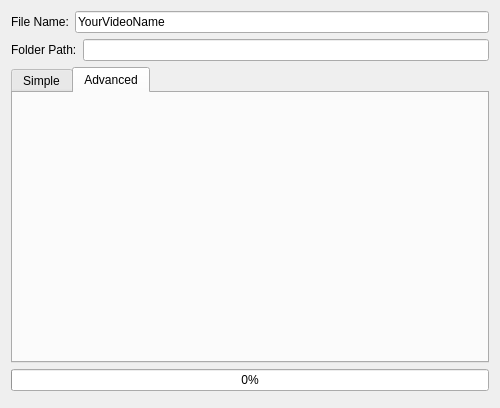
OpenShot/openshot-qt, file src/windows/ui/export.ui: the form before one commit.
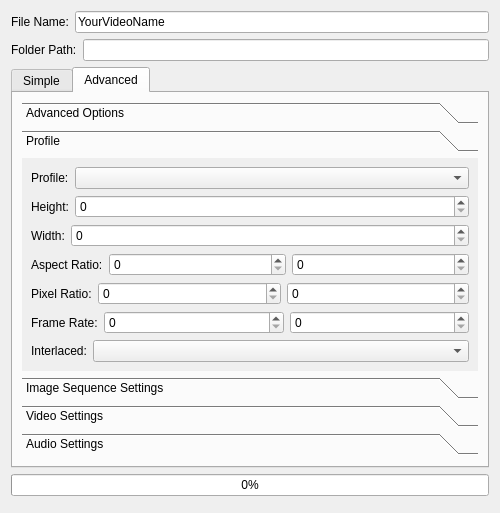
The form after the commit. The open tabs and pages were chosen to show the change. Icons and pictures are not drawn.

Commit message: More work on the export dialog.

Patch:
```diff
--- a/src/windows/ui/export.ui
+++ b/src/windows/ui/export.ui
@@ -7,7 +7,7 @@
     <x>0</x>
     <y>0</y>
     <width>500</width>
-    <height>408</height>
+    <height>413</height>
    </rect>
   </property>
   <property name="sizePolicy">
@@ -27,10 +27,23 @@
    <bool>false</bool>
   </property>
   <layout class="QGridLayout" name="gridLayout">
-   <item row="1" column="0">
+   <item row="4" column="0">
+    <widget class="QProgressBar" name="progressExportVideo">
+     <property name="sizePolicy">
+      <sizepolicy hsizetype="Expanding" vsizetype="Minimum">
+       <horstretch>0</horstretch>
+       <verstretch>0</verstretch>
+      </sizepolicy>
+     </property>
+     <property name="value">
+      <number>0</number>
+     </property>
+    </widget>
+   </item>
+   <item row="1" column="0" rowspan="2">
     <widget class="QTabWidget" name="tabWidget">
      <property name="sizePolicy">
-      <sizepolicy hsizetype="Preferred" vsizetype="Expanding">
+      <sizepolicy hsizetype="Preferred" vsizetype="Preferred">
        <horstretch>0</horstretch>
        <verstretch>0</verstretch>
       </sizepolicy>
@@ -172,12 +185,509 @@
          </item>
         </layout>
        </item>
+       <item row="5" column="0">
+        <spacer name="verticalSpacer_2">
+         <property name="orientation">
+          <enum>Qt::Vertical</enum>
+         </property>
+         <property name="sizeHint" stdset="0">
+          <size>
+           <width>20</width>
+           <height>40</height>
+          </size>
+         </property>
+        </spacer>
+       </item>
       </layout>
      </widget>
      <widget class="QWidget" name="Advanced">
       <attribute name="title">
        <string>Advanced</string>
       </attribute>
+      <layout class="QGridLayout" name="gridLayout_3">
+       <item row="0" column="0">
+        <widget class="QToolBox" name="toolBox">
+         <property name="sizePolicy">
+          <sizepolicy hsizetype="Preferred" vsizetype="MinimumExpanding">
+           <horstretch>0</horstretch>
+           <verstretch>0</verstretch>
+          </sizepolicy>
+         </property>
+         <property name="frameShape">
+          <enum>QFrame::NoFrame</enum>
+         </property>
+         <property name="frameShadow">
+          <enum>QFrame::Plain</enum>
+         </property>
+         <property name="lineWidth">
+          <number>0</number>
+         </property>
+         <property name="currentIndex">
+          <number>0</number>
+         </property>
+         <widget class="QWidget" name="pageAdvancedOptions">
+          <property name="geometry">
+           <rect>
+            <x>0</x>
+            <y>0</y>
+            <width>460</width>
+            <height>68</height>
+           </rect>
+          </property>
+          <attribute name="label">
+           <string>Advanced Options</string>
+          </attribute>
+          <layout class="QGridLayout" name="gridLayout_4">
+           <item row="0" column="0">
+            <layout class="QVBoxLayout" name="verticalLayout_6">
+             <item>
+              <layout class="QHBoxLayout" name="horizontalLayout_2">
+               <property name="bottomMargin">
+                <number>0</number>
+               </property>
+               <item>
+                <widget class="QLabel" name="lblExportTo">
+                 <property name="text">
+                  <string>Export To:</string>
+                 </property>
+                </widget>
+               </item>
+               <item>
+                <widget class="QComboBox" name="cboExportTo">
+                 <property name="sizePolicy">
+                  <sizepolicy hsizetype="Expanding" vsizetype="Fixed">
+                   <horstretch>0</horstretch>
+                   <verstretch>0</verstretch>
+                  </sizepolicy>
+                 </property>
+                </widget>
+               </item>
+              </layout>
+             </item>
+            </layout>
+           </item>
+          </layout>
+         </widget>
+         <widget class="QWidget" name="pageProfile">
+          <property name="sizePolicy">
+           <sizepolicy hsizetype="Preferred" vsizetype="Preferred">
+            <horstretch>0</horstretch>
+            <verstretch>0</verstretch>
+           </sizepolicy>
+          </property>
+          <attribute name="label">
+           <string>Profile</string>
+          </attribute>
+          <layout class="QGridLayout" name="gridLayout_5">
+           <property name="sizeConstraint">
+            <enum>QLayout::SetNoConstraint</enum>
+           </property>
+           <item row="0" column="0">
+            <layout class="QHBoxLayout" name="horizontalLayout_6">
+             <item>
+              <widget class="QLabel" name="lblProfile_2">
+               <property name="text">
+                <string>Profile:</string>
+               </property>
+              </widget>
+             </item>
+             <item>
+              <widget class="QComboBox" name="cboProfile">
+               <property name="sizePolicy">
+                <sizepolicy hsizetype="Expanding" vsizetype="Fixed">
+                 <horstretch>0</horstretch>
+                 <verstretch>0</verstretch>
+                </sizepolicy>
+               </property>
+              </widget>
+             </item>
+            </layout>
+           </item>
+           <item row="1" column="0">
+            <layout class="QHBoxLayout" name="horizontalLayout_10">
+             <item>
+              <widget class="QLabel" name="lblHeight">
+               <property name="text">
+                <string>Height:</string>
+               </property>
+              </widget>
+             </item>
+             <item>
+              <widget class="QSpinBox" name="txtHeight">
+               <property name="sizePolicy">
+                <sizepolicy hsizetype="Expanding" vsizetype="Fixed">
+                 <horstretch>0</horstretch>
+                 <verstretch>0</verstretch>
+                </sizepolicy>
+               </property>
+              </widget>
+             </item>
+            </layout>
+           </item>
+           <item row="2" column="0">
+            <layout class="QHBoxLayout" name="horizontalLayout_11">
+             <item>
+              <widget class="QLabel" name="lblWidth">
+               <property name="text">
+                <string>Width:</string>
+               </property>
+              </widget>
+             </item>
+             <item>
+              <widget class="QSpinBox" name="txtWidth">
+               <property name="sizePolicy">
+                <sizepolicy hsizetype="Expanding" vsizetype="Fixed">
+                 <horstretch>0</horstretch>
+                 <verstretch>0</verstretch>
+                </sizepolicy>
+               </property>
+              </widget>
+             </item>
+            </layout>
+           </item>
+           <item row="3" column="0">
+            <layout class="QHBoxLayout" name="horizontalLayout_12">
+             <item>
+              <widget class="QLabel" name="lblAspectRatio">
+               <property name="text">
+                <string>Aspect Ratio:</string>
+               </property>
+              </widget>
+             </item>
+             <item>
+              <widget class="QSpinBox" name="txtAspectRatioNum">
+               <property name="sizePolicy">
+                <sizepolicy hsizetype="Expanding" vsizetype="Fixed">
+                 <horstretch>0</horstretch>
+                 <verstretch>0</verstretch>
+                </sizepolicy>
+               </property>
+              </widget>
+             </item>
+             <item>
+              <widget class="QSpinBox" name="txtAspectRatioDen">
+               <property name="sizePolicy">
+                <sizepolicy hsizetype="Expanding" vsizetype="Fixed">
+                 <horstretch>0</horstretch>
+                 <verstretch>0</verstretch>
+                </sizepolicy>
+               </property>
+              </widget>
+             </item>
+            </layout>
+           </item>
+           <item row="4" column="0">
+            <layout class="QHBoxLayout" name="horizontalLayout_13">
+             <item>
+              <widget class="QLabel" name="lblPixelRatio">
+               <property name="text">
+                <string>Pixel Ratio:</string>
+               </property>
+              </widget>
+             </item>
+             <item>
+              <widget class="QSpinBox" name="txtPixelRatioNum">
+               <property name="sizePolicy">
+                <sizepolicy hsizetype="Expanding" vsizetype="Fixed">
+                 <horstretch>0</horstretch>
+                 <verstretch>0</verstretch>
+                </sizepolicy>
+               </property>
+              </widget>
+             </item>
+             <item>
+              <widget class="QSpinBox" name="txtPixelRatioDen">
+               <property name="sizePolicy">
+                <sizepolicy hsizetype="Expanding" vsizetype="Fixed">
+                 <horstretch>0</horstretch>
+                 <verstretch>0</verstretch>
+                </sizepolicy>
+               </property>
+              </widget>
+             </item>
+            </layout>
+           </item>
+           <item row="5" column="0">
+            <layout class="QHBoxLayout" name="horizontalLayout_14">
+             <item>
+              <widget class="QLabel" name="lblFrameRate">
+               <property name="text">
+                <string>Frame Rate:</string>
+               </property>
+              </widget>
+             </item>
+             <item>
+              <widget class="QSpinBox" name="txtFrameRateNum">
+               <property name="sizePolicy">
+                <sizepolicy hsizetype="Expanding" vsizetype="Fixed">
+                 <horstretch>0</horstretch>
+                 <verstretch>0</verstretch>
+                </sizepolicy>
+               </property>
+              </widget>
+             </item>
+             <item>
+              <widget class="QSpinBox" name="txtFrameRateDen">
+               <property name="sizePolicy">
+                <sizepolicy hsizetype="Expanding" vsizetype="Fixed">
+                 <horstretch>0</horstretch>
+                 <verstretch>0</verstretch>
+                </sizepolicy>
+               </property>
+              </widget>
+             </item>
+            </layout>
+           </item>
+           <item row="6" column="0">
+            <layout class="QHBoxLayout" name="horizontalLayout_15">
+             <property name="bottomMargin">
+              <number>0</number>
+             </property>
+             <item>
+              <widget class="QLabel" name="lblInterlaced">
+               <property name="text">
+                <string>Interlaced:</string>
+               </property>
+              </widget>
+             </item>
+             <item>
+              <widget class="QComboBox" name="cboInterlaced">
+               <property name="sizePolicy">
+                <sizepolicy hsizetype="Expanding" vsizetype="Fixed">
+                 <horstretch>0</horstretch>
+                 <verstretch>0</verstretch>
+                </sizepolicy>
+               </property>
+              </widget>
+             </item>
+            </layout>
+           </item>
+          </layout>
+         </widget>
+         <widget class="QWidget" name="page_4">
+          <attribute name="label">
+           <string>Image Sequence Settings</string>
+          </attribute>
+          <layout class="QGridLayout" name="gridLayout_6">
+           <item row="0" column="0">
+            <layout class="QHBoxLayout" name="horizontalLayout_16">
+             <property name="bottomMargin">
+              <number>10</number>
+             </property>
+             <item>
+              <widget class="QLabel" name="lblImageFormat">
+               <property name="text">
+                <string>Image Format:</string>
+               </property>
+              </widget>
+             </item>
+             <item>
+              <widget class="QComboBox" name="cboImageFormat">
+               <property name="sizePolicy">
+                <sizepolicy hsizetype="Expanding" vsizetype="Fixed">
+                 <horstretch>0</horstretch>
+                 <verstretch>0</verstretch>
+                </sizepolicy>
+               </property>
+              </widget>
+             </item>
+            </layout>
+           </item>
+          </layout>
+         </widget>
+         <widget class="QWidget" name="page_2">
+          <property name="geometry">
+           <rect>
+            <x>0</x>
+            <y>-43</y>
+            <width>447</width>
+            <height>117</height>
+           </rect>
+          </property>
+          <attribute name="label">
+           <string>Video Settings</string>
+          </attribute>
+          <layout class="QGridLayout" name="gridLayout_7">
+           <item row="0" column="0">
+            <layout class="QHBoxLayout" name="horizontalLayout_17">
+             <item>
+              <widget class="QLabel" name="lblVideoFormat">
+               <property name="text">
+                <string>Video Format:</string>
+               </property>
+              </widget>
+             </item>
+             <item>
+              <widget class="QComboBox" name="cboVideoFormat">
+               <property name="sizePolicy">
+                <sizepolicy hsizetype="Expanding" vsizetype="Fixed">
+                 <horstretch>0</horstretch>
+                 <verstretch>0</verstretch>
+                </sizepolicy>
+               </property>
+              </widget>
+             </item>
+            </layout>
+           </item>
+           <item row="1" column="0">
+            <layout class="QHBoxLayout" name="horizontalLayout_18">
+             <item>
+              <widget class="QLabel" name="lblVideoCodec">
+               <property name="text">
+                <string>Video Codec:</string>
+               </property>
+              </widget>
+             </item>
+             <item>
+              <widget class="QComboBox" name="cboVideoCodec">
+               <property name="sizePolicy">
+                <sizepolicy hsizetype="Expanding" vsizetype="Fixed">
+                 <horstretch>0</horstretch>
+                 <verstretch>0</verstretch>
+                </sizepolicy>
+               </property>
+              </widget>
+             </item>
+            </layout>
+           </item>
+           <item row="2" column="0">
+            <layout class="QHBoxLayout" name="horizontalLayout_19">
+             <property name="bottomMargin">
+              <number>0</number>
+             </property>
+             <item>
+              <widget class="QLabel" name="lblVideoBitrate">
+               <property name="text">
+                <string>Bit Rate / Quality:</string>
+               </property>
+              </widget>
+             </item>
+             <item>
+              <widget class="QComboBox" name="cboVideoBitrate">
+               <property name="sizePolicy">
+                <sizepolicy hsizetype="Expanding" vsizetype="Fixed">
+                 <horstretch>0</horstretch>
+                 <verstretch>0</verstretch>
+                </sizepolicy>
+               </property>
+              </widget>
+             </item>
+            </layout>
+           </item>
+          </layout>
+         </widget>
+         <widget class="QWidget" name="page_5">
+          <attribute name="label">
+           <string>Audio Settings</string>
+          </attribute>
+          <layout class="QGridLayout" name="gridLayout_8">
+           <item row="1" column="0">
+            <layout class="QHBoxLayout" name="horizontalLayout_21">
+             <item>
+              <widget class="QLabel" name="lblSampleRate">
+               <property name="text">
+                <string>Sample Rate:</string>
+               </property>
+              </widget>
+             </item>
+             <item>
+              <widget class="QComboBox" name="cboSampleRate">
+               <property name="sizePolicy">
+                <sizepolicy hsizetype="Expanding" vsizetype="Fixed">
+                 <horstretch>0</horstretch>
+                 <verstretch>0</verstretch>
+                </sizepolicy>
+               </property>
+              </widget>
+             </item>
+            </layout>
+           </item>
+           <item row="3" column="0">
+            <layout class="QHBoxLayout" name="horizontalLayout_22">
+             <item>
+              <widget class="QLabel" name="lblChannels">
+               <property name="text">
+                <string># of Channels:</string>
+               </property>
+              </widget>
+             </item>
+             <item>
+              <widget class="QComboBox" name="cboChannels">
+               <property name="sizePolicy">
+                <sizepolicy hsizetype="Expanding" vsizetype="Fixed">
+                 <horstretch>0</horstretch>
+                 <verstretch>0</verstretch>
+                </sizepolicy>
+               </property>
+              </widget>
+             </item>
+            </layout>
+           </item>
+           <item row="0" column="0">
+            <layout class="QHBoxLayout" name="horizontalLayout_20">
+             <item>
+              <widget class="QLabel" name="lblAudioCodec">
+               <property name="text">
+                <string>Audio Codec:</string>
+               </property>
+              </widget>
+             </item>
+             <item>
+              <widget class="QComboBox" name="cboAudioCodec">
+               <property name="sizePolicy">
+                <sizepolicy hsizetype="Expanding" vsizetype="Fixed">
+                 <horstretch>0</horstretch>
+                 <verstretch>0</verstretch>
+                </sizepolicy>
+               </property>
+              </widget>
+             </item>
+            </layout>
+           </item>
+           <item row="2" column="0">
+            <layout class="QHBoxLayout" name="horizontalLayout_23">
+             <item>
+              <widget class="QLabel" name="lblAudioBitrate">
+               <property name="text">
+                <string>Bit Rate / Quality:</string>
+               </property>
+              </widget>
+             </item>
+             <item>
+              <widget class="QComboBox" name="cboAudioBitrate">
+               <property name="sizePolicy">
+                <sizepolicy hsizetype="Expanding" vsizetype="Fixed">
+                 <horstretch>0</horstretch>
+                 <verstretch>0</verstretch>
+                </sizepolicy>
+               </property>
+              </widget>
+             </item>
+            </layout>
+           </item>
+          </layout>
+          <zorder>horizontalLayoutWidget</zorder>
+          <zorder>horizontalLayoutWidget_13</zorder>
+          <zorder>horizontalLayoutWidget_14</zorder>
+          <zorder>horizontalLayoutWidget_15</zorder>
+          <zorder>horizontalLayoutWidget_16</zorder>
+         </widget>
+        </widget>
+       </item>
+       <item row="1" column="0">
+        <spacer name="verticalSpacer">
+         <property name="orientation">
+          <enum>Qt::Vertical</enum>
+         </property>
+         <property name="sizeHint" stdset="0">
+          <size>
+           <width>20</width>
+           <height>40</height>
+          </size>
+         </property>
+        </spacer>
+       </item>
+      </layout>
      </widget>
     </widget>
    </item>
@@ -217,15 +727,21 @@
      </item>
     </layout>
    </item>
-   <item row="3" column="0">
+   <item row="5" column="0">
     <widget class="QDialogButtonBox" name="buttonBox"/>
    </item>
-   <item row="2" column="0">
-    <widget class="QProgressBar" name="progressExportVideo">
-     <property name="value">
-      <number>0</number>
+   <item row="3" column="0">
+    <spacer name="verticalSpacer_3">
+     <property name="orientation">
+      <enum>Qt::Vertical</enum>
      </property>
-    </widget>
+     <property name="sizeHint" stdset="0">
+      <size>
+       <width>20</width>
+       <height>40</height>
+      </size>
+     </property>
+    </spacer>
    </item>
   </layout>
  </widget>
```
